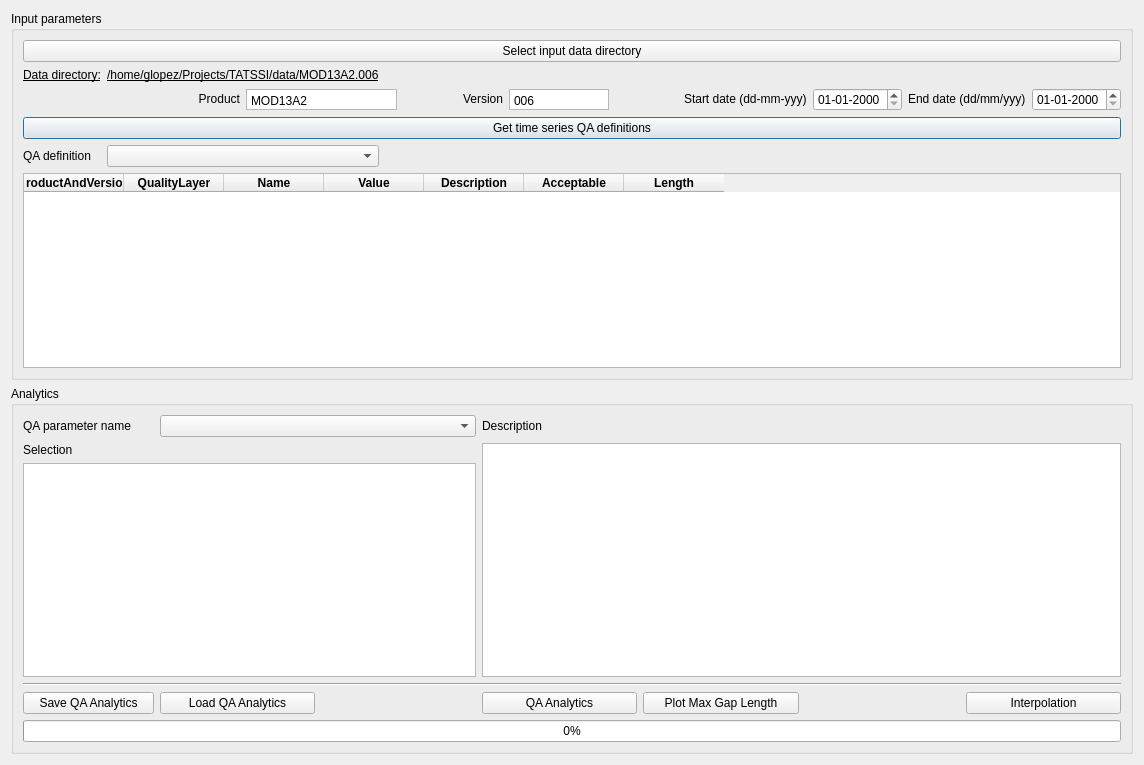
Above: TATSSI/UI/qa_analytics.ui from GerardoLopez/TATSSI before the change. Below: the same form after it.
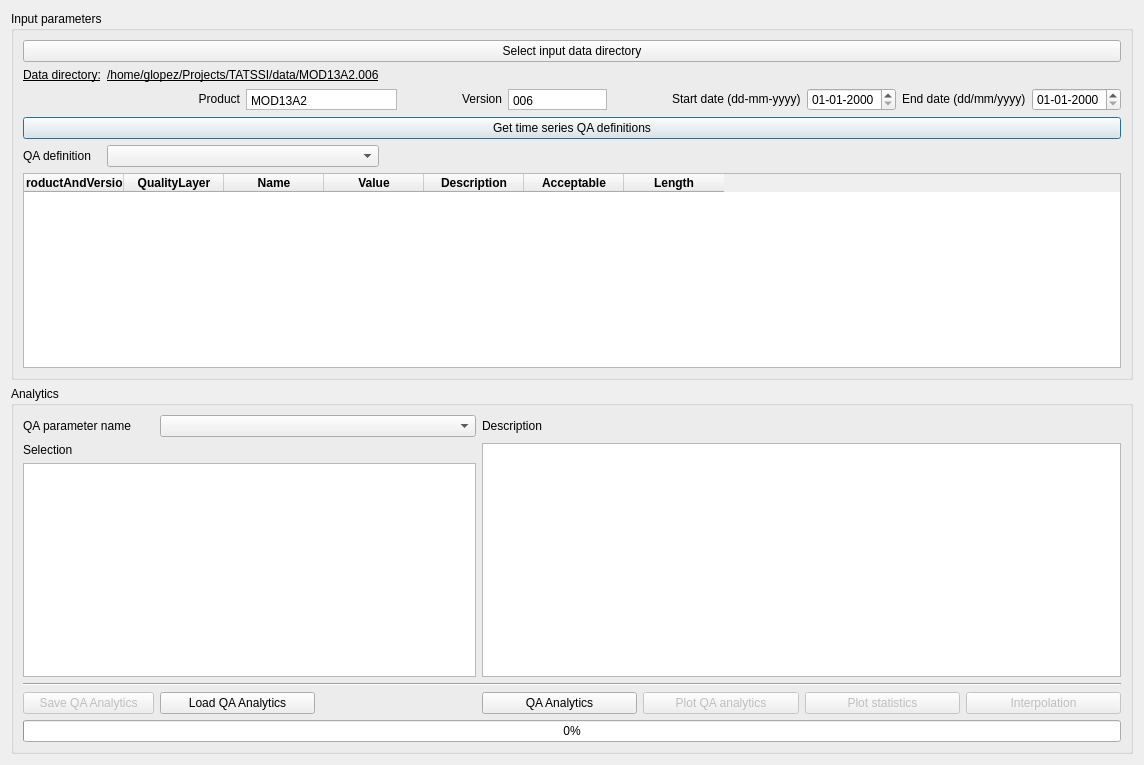
That is the form after the change.

Commit message: Improve flow in QA analytics and progress bars added

What changed in the file:
```diff
--- a/TATSSI/UI/qa_analytics.ui
+++ b/TATSSI/UI/qa_analytics.ui
@@ -30,19 +30,6 @@
         </property>
        </widget>
       </item>
-      <item row="2" column="13">
-       <widget class="QLabel" name="lblStartDate">
-        <property name="sizePolicy">
-         <sizepolicy hsizetype="Preferred" vsizetype="Fixed">
-          <horstretch>0</horstretch>
-          <verstretch>0</verstretch>
-         </sizepolicy>
-        </property>
-        <property name="text">
-         <string>Start date (dd-mm-yyy)</string>
-        </property>
-       </widget>
-      </item>
       <item row="1" column="0" colspan="2">
        <widget class="QLabel" name="lblDataDir_">
         <property name="maximumSize">
@@ -171,7 +158,7 @@
          </sizepolicy>
         </property>
         <property name="text">
-         <string>End date (dd/mm/yyy)</string>
+         <string>End date (dd/mm/yyyy)</string>
         </property>
        </widget>
       </item>
@@ -317,6 +304,19 @@
       <item row="4" column="2" colspan="2">
        <widget class="QComboBox" name="cmbQADef"/>
       </item>
+      <item row="2" column="12" colspan="2">
+       <widget class="QLabel" name="lblStartDate">
+        <property name="sizePolicy">
+         <sizepolicy hsizetype="Preferred" vsizetype="Fixed">
+          <horstretch>0</horstretch>
+          <verstretch>0</verstretch>
+         </sizepolicy>
+        </property>
+        <property name="text">
+         <string>Start date (dd-mm-yyyy)</string>
+        </property>
+       </widget>
+      </item>
      </layout>
     </widget>
    </item>
@@ -328,6 +328,9 @@
      <layout class="QGridLayout" name="gridLayout_2">
       <item row="4" column="6">
        <widget class="QPushButton" name="pbInterpolation">
+        <property name="enabled">
+         <bool>false</bool>
+        </property>
         <property name="text">
          <string>Interpolation</string>
         </property>
@@ -405,6 +408,9 @@
       </item>
       <item row="4" column="0">
        <widget class="QPushButton" name="pbSaveQAAnalytics">
+        <property name="enabled">
+         <bool>false</bool>
+        </property>
         <property name="text">
          <string>Save QA Analytics</string>
         </property>
@@ -426,8 +432,31 @@
       </item>
       <item row="4" column="4">
        <widget class="QPushButton" name="pbPlotMaxGapLength">
+        <property name="enabled">
+         <bool>false</bool>
+        </property>
         <property name="text">
-         <string>Plot Max Gap Length</string>
+         <string>Plot QA analytics</string>
+        </property>
+       </widget>
+      </item>
+      <item row="4" column="5">
+       <widget class="QPushButton" name="pbStatistics">
+        <property name="enabled">
+         <bool>false</bool>
+        </property>
+        <property name="text">
+         <string>Plot statistics</string>
+        </property>
+       </widget>
+      </item>
+      <item row="2" column="0" colspan="3">
+       <widget class="QTextBrowser" name="tbrSelection">
+        <property name="minimumSize">
+         <size>
+          <width>0</width>
+          <height>211</height>
+         </size>
         </property>
        </widget>
       </item>
```
Left out of the diff: 10 changed lines with no effect on the pictures. The commit also changes 8 other files.
